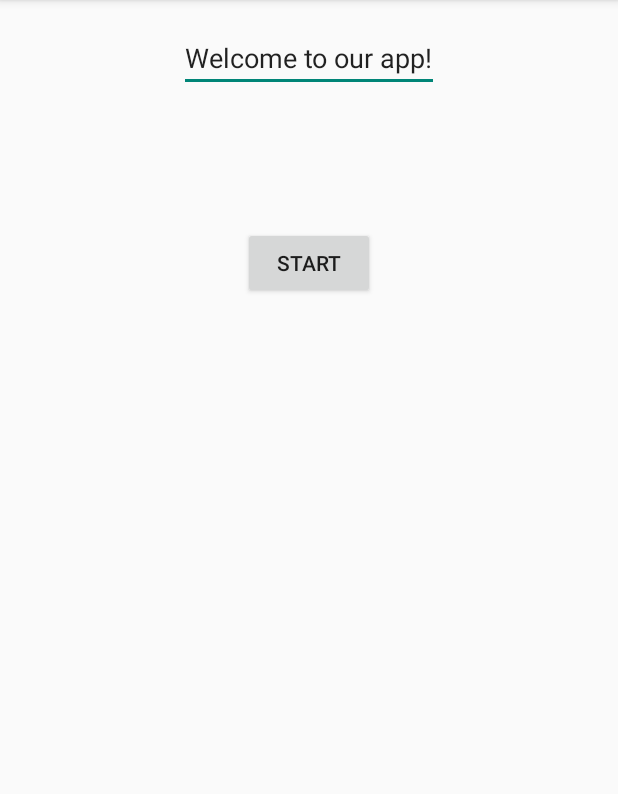
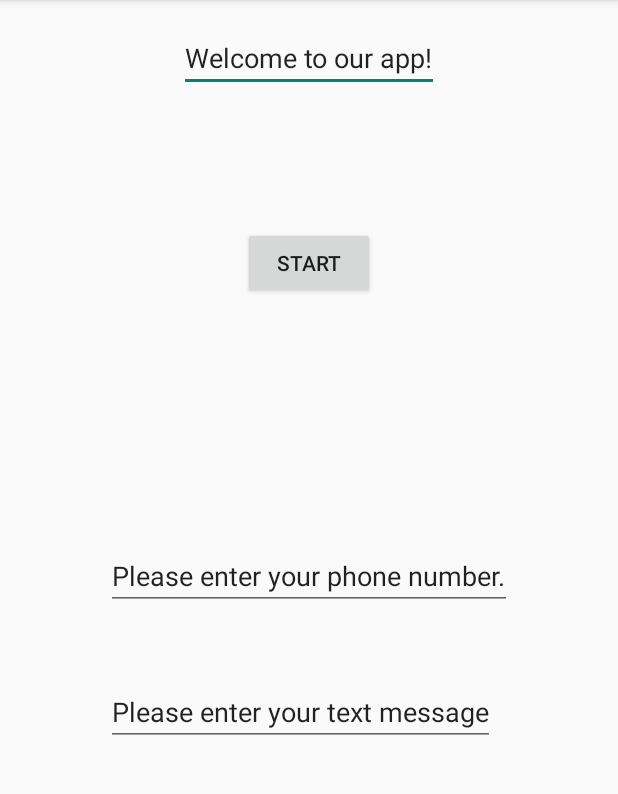
Before and after one commit to tristangaebler/TextingApp, an Android app: the screen it shows after launch (TextingActivity), after a tap on "START", on a phone screen of 412 x 824 dp, the part 84-878 px from its top. Run offline under Robolectric (Android 15) with nearby library versions, the phone set to English and light mode, and no system bars.

Commit message:
This is the version that actually works!!!

```diff
--- a/app/src/main/AndroidManifest.xml
+++ b/app/src/main/AndroidManifest.xml
@@ -12,7 +12,8 @@
             android:label="@string/app_name" >
             <intent-filter>
                 <action android:name="android.intent.action.MAIN" />
-
+                <uses-permission android:name="android.permission.RECEIVE_SMS"/>
+                <uses-permission android:name="android.permission.SEND_SMS"/>
                 <category android:name="android.intent.category.LAUNCHER" />
             </intent-filter>
         </activity>
--- a/app/src/main/java/ctect/textingapp/TextingActivity.java
+++ b/app/src/main/java/ctect/textingapp/TextingActivity.java
@@ -5,6 +5,7 @@ import android.os.Bundle;
 import android.view.Menu;
 import android.view.MenuItem;
 import android.widget.Button;
+import android.widget.EditText;
 import android.widget.TextView;
 import android.view.View;
 import android.graphics.Color;
@@ -16,6 +17,8 @@ public class TextingActivity extends AppCompatActivity {
 
     private Button startButton;
     private TextView titleBox;
+    private EditText phoneNumber;
+    private EditText TextMessage;
 
     @Override
     protected void onCreate(Bundle savedInstanceState) {
@@ -25,6 +28,8 @@ public class TextingActivity extends AppCompatActivity {
         //Init for the variables startButton and titleBox
         startButton = (Button) findViewById(R.id.StartButton);
         titleBox = (TextView) findViewById(R.id.titleBox);
+        phoneNumber = (EditText) findViewById(R.id.phoneNumber);
+        TextMessage = (EditText) findViewById(R.id.TextMessage);
 
         setUpListeners();
     }
@@ -61,14 +66,14 @@ public class TextingActivity extends AppCompatActivity {
         greenColor = (int) (Math.random() * 256);
         blueColor = (int) (Math.random() * 256);
 
-        backgroundLayout.setBackgroundColor(Color.rgb(redColor, greenColor, blueColor));
+        //backgroundLayout.setBackgroundColor(Color.rgb(redColor, greenColor, blueColor));
 
     }
 
     protected void sendSMSMessage() {
 
-        String phoneNo = txtphoneNo.getText().toString();
-        String message = txtMessage.getText().toString();
+        String phoneNo = phoneNumber.getText().toString();
+        String message = TextMessage.getText().toString();
 
         try {
             SmsManager smsManager = SmsManager.getDefault();
--- a/app/src/main/res/layout/activity_texting.xml
+++ b/app/src/main/res/layout/activity_texting.xml
@@ -21,4 +21,22 @@
         android:layout_centerHorizontal="true"
         android:layout_marginTop="90dp" />
 
+    <EditText
+        android:layout_width="wrap_content"
+        android:layout_height="wrap_content"
+        android:id="@+id/phoneNumber"
+        android:text="@string/PhoneNumber"
+        android:layout_centerVertical="true"
+        android:layout_centerHorizontal="true" />
+
+    <EditText
+        android:layout_width="wrap_content"
+        android:layout_height="wrap_content"
+        android:id="@+id/TextMessage"
+        android:layout_below="@+id/phoneNumber"
+        android:layout_alignLeft="@+id/phoneNumber"
+        android:layout_alignStart="@+id/phoneNumber"
+        android:layout_marginTop="45dp"
+        android:text="@string/TextMessage" />
+
 </RelativeLayout>
--- a/app/src/main/res/values/strings.xml
+++ b/app/src/main/res/values/strings.xml
@@ -3,4 +3,6 @@
     <string name="action_settings">Settings</string>
     <string name="TextingBox">Welcome to our app!</string>
     <string name="StartButton">Start</string>
+    <string name="PhoneNumber">Please enter your phone number.</string>
+    <string name="TextMessage">Please enter your text message</string>
 </resources>
```
